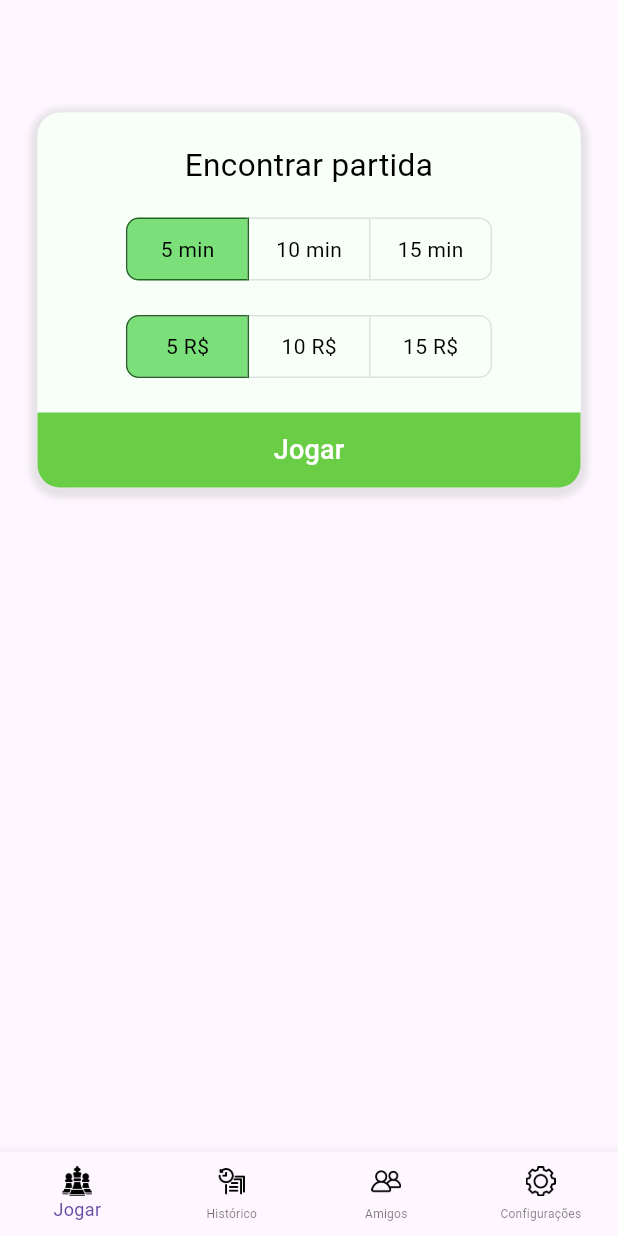
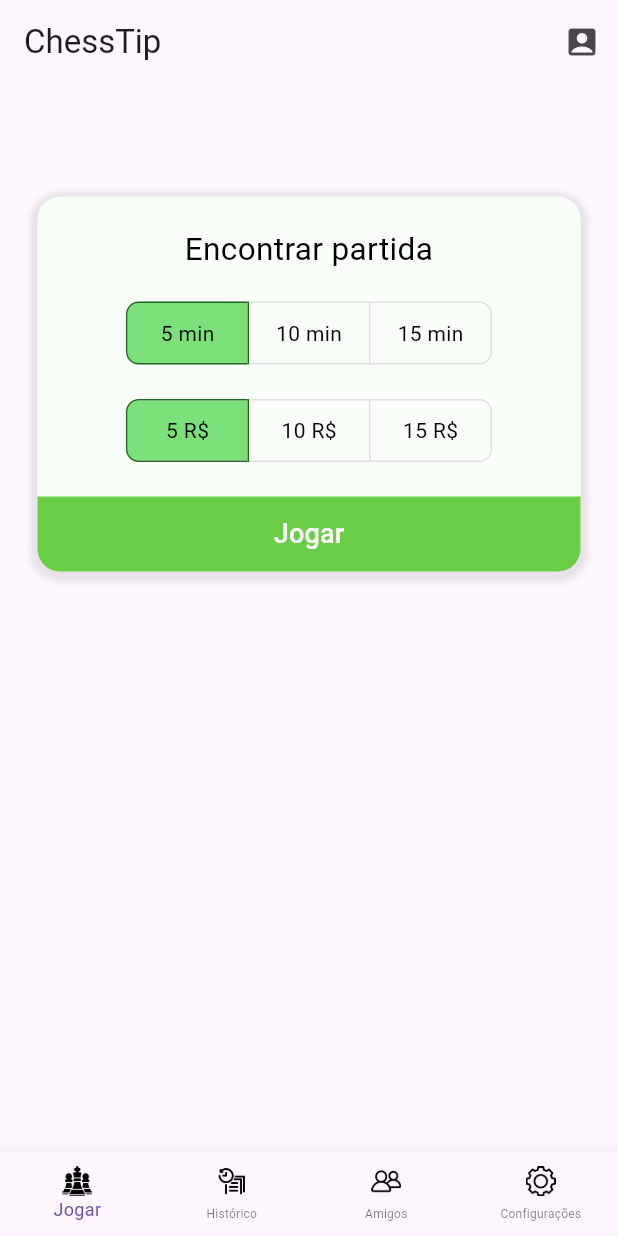
Before and after one commit to BrenoSLima/chesstip, a Flutter app: the screen it shows after launch, on a phone screen of 412 x 824 dp. Run offline on Flutter 3.47's test engine with Material 3 defaults, Android fonts, the phone set to English and light mode, and no system bars; Roboto replaces fonts that are missing (Gothic A1).

Commit message:
inclusão appbar
inclui método appbar na classe navigatio_bar

```diff
--- a/lib/components/navigation_bar.dart
+++ b/lib/components/navigation_bar.dart
@@ -1,7 +1,9 @@
+import 'package:chesstip/components/app_bar.dart';
 import 'package:chesstip/screens/friends_screen.dart';
 import 'package:chesstip/screens/history_screen.dart';
 import 'package:chesstip/screens/play_screen.dart';
 import 'package:chesstip/screens/settings_screen.dart';
+import 'package:chesstip/components/app_bar.dart';
 import 'package:flutter/material.dart';
 
 class BottomNavigation extends StatefulWidget {
@@ -22,6 +24,15 @@ class _BottomNavigationState extends State<BottomNavigation> {
     const FriendsScreen(),
     const SettingsScreen(),
   ];
+
+  appBar() {
+    return AppBar(title: Text("ChessTip"), actions: <Widget>[
+      IconButton(
+        onPressed: () {},
+        icon: const Icon(Icons.account_box),
+      )
+    ]);
+  }
 
   bottomNavigation() {
     return BottomNavigationBar(
@@ -81,6 +92,7 @@ class _BottomNavigationState extends State<BottomNavigation> {
   @override
   Widget build(BuildContext context) {
     return Scaffold(
+      appBar: appBar(),
       body: IndexedStack(
         index: currentIndex,
         children: screens,
```
Also changed, not shown: lib/components/app_bar.dart (added, +15 -0 lines), pubspec.lock, 2 other files.
